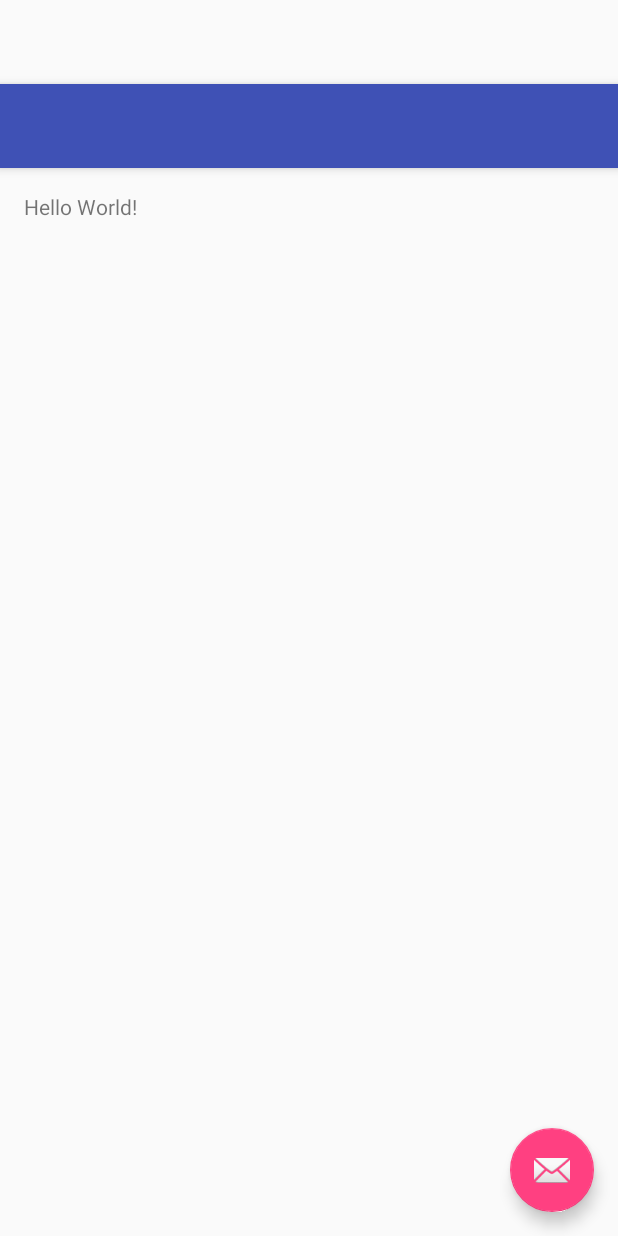
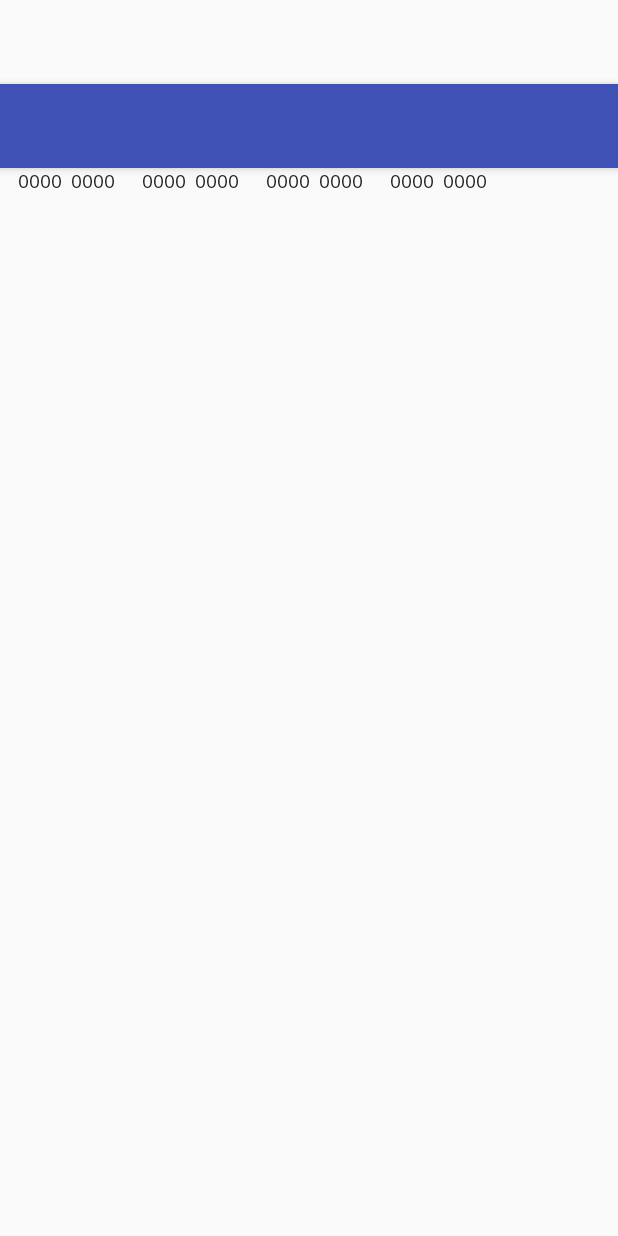
Before and after one commit to aksel/DevCalc, an Android app: the layout activity_main.xml on its own in the app's theme, with its tools: preview values and no code run, on a phone screen of 412 x 824 dp. Run offline under Robolectric (Android 15) with nearby library versions, the phone set to English and light mode, and no system bars.

Commit message:
Basic display: 32 toggleable bits, modular

```diff
--- a/app/src/main/java/com/akseltorgard/devcalc/MainActivity.java
+++ b/app/src/main/java/com/akseltorgard/devcalc/MainActivity.java
@@ -1,13 +1,9 @@
 package com.akseltorgard.devcalc;
 
 import android.os.Bundle;
-import android.support.design.widget.FloatingActionButton;
-import android.support.design.widget.Snackbar;
 import android.support.v7.app.AppCompatActivity;
 import android.support.v7.widget.Toolbar;
-import android.view.View;
 import android.view.Menu;
-import android.view.MenuItem;
 
 public class MainActivity extends AppCompatActivity {
 
@@ -17,15 +13,6 @@ public class MainActivity extends AppCompatActivity {
         setContentView(R.layout.activity_main);
         Toolbar toolbar = (Toolbar) findViewById(R.id.toolbar);
         setSupportActionBar(toolbar);
-
-        FloatingActionButton fab = (FloatingActionButton) findViewById(R.id.fab);
-        fab.setOnClickListener(new View.OnClickListener() {
-            @Override
-            public void onClick(View view) {
-                Snackbar.make(view, "Replace with your own action", Snackbar.LENGTH_LONG)
-                        .setAction("Action", null).show();
-            }
-        });
     }
 
     @Override
@@ -34,19 +21,4 @@ public class MainActivity extends AppCompatActivity {
         getMenuInflater().inflate(R.menu.menu_main, menu);
         return true;
     }
-
-    @Override
-    public boolean onOptionsItemSelected(MenuItem item) {
-        // Handle action bar item clicks here. The action bar will
-        // automatically handle clicks on the Home/Up button, so long
-        // as you specify a parent activity in AndroidManifest.xml.
-        int id = item.getItemId();
-
-        //noinspection SimplifiableIfStatement
-        if (id == R.id.action_settings) {
-            return true;
-        }
-
-        return super.onOptionsItemSelected(item);
-    }
 }
--- a/app/src/main/res/layout/activity_main.xml
+++ b/app/src/main/res/layout/activity_main.xml
@@ -24,12 +24,4 @@
 
     <include layout="@layout/content_main"/>
 
-    <android.support.design.widget.FloatingActionButton
-        android:id="@+id/fab"
-        android:layout_width="wrap_content"
-        android:layout_height="wrap_content"
-        android:layout_gravity="bottom|end"
-        android:layout_margin="@dimen/fab_margin"
-        app:srcCompat="@android:drawable/ic_dialog_email"/>
-
 </android.support.design.widget.CoordinatorLayout>
--- /dev/null
+++ b/app/src/main/res/layout/content_display.xml
@@ -0,0 +1,9 @@
+<?xml version="1.0" encoding="utf-8"?>
+<LinearLayout
+    xmlns:android="http://schemas.android.com/apk/res/android"
+    android:orientation="vertical"
+    android:layout_width="match_parent"
+    android:layout_height="match_parent">
+
+    <include layout="@layout/display_bytes"/>
+</LinearLayout>
--- a/app/src/main/res/layout/content_main.xml
+++ b/app/src/main/res/layout/content_main.xml
@@ -6,16 +6,9 @@
     xmlns:tools="http://schemas.android.com/tools"
     android:layout_width="match_parent"
     android:layout_height="match_parent"
-    android:paddingBottom="@dimen/activity_vertical_margin"
-    android:paddingLeft="@dimen/activity_horizontal_margin"
-    android:paddingRight="@dimen/activity_horizontal_margin"
-    android:paddingTop="@dimen/activity_vertical_margin"
     app:layout_behavior="@string/appbar_scrolling_view_behavior"
     tools:context="com.akseltorgard.devcalc.MainActivity"
     tools:showIn="@layout/activity_main">
 
-    <TextView
-        android:layout_width="wrap_content"
-        android:layout_height="wrap_content"
-        android:text="Hello World!"/>
+    <include layout="@layout/display_bytes"/>
 </RelativeLayout>
--- /dev/null
+++ b/app/src/main/res/layout/display_byte.xml
@@ -0,0 +1,23 @@
+<?xml version="1.0" encoding="utf-8"?>
+<LinearLayout
+    xmlns:android="http://schemas.android.com/apk/res/android"
+    android:orientation="horizontal"
+    android:layout_width="wrap_content"
+    android:layout_height="wrap_content"
+    android:paddingLeft="12sp"
+    android:paddingRight="6sp">
+
+    <include layout="@layout/display_bit"/>
+    <include layout="@layout/display_bit"/>
+    <include layout="@layout/display_bit"/>
+    <include layout="@layout/display_bit"/>
+
+    <Space
+        android:layout_width="6sp"
+        android:layout_height="match_parent"/>
+
+    <include layout="@layout/display_bit"/>
+    <include layout="@layout/display_bit"/>
+    <include layout="@layout/display_bit"/>
+    <include layout="@layout/display_bit"/>
+</LinearLayout>
--- /dev/null
+++ b/app/src/main/res/layout/display_bytes.xml
@@ -0,0 +1,23 @@
+<?xml version="1.0" encoding="utf-8"?>
+<LinearLayout
+    xmlns:android="http://schemas.android.com/apk/res/android"
+    android:id="@+id/layout_bytes"
+    android:layout_width="match_parent"
+    android:layout_height="wrap_content">
+
+    <include
+        layout="@layout/display_byte"
+        android:id="@+id/byte_3"/>
+
+    <include
+        layout="@layout/display_byte"
+        android:id="@+id/byte_2"/>
+
+    <include
+        layout="@layout/display_byte"
+        android:id="@+id/byte_1"/>
+
+    <include
+        layout="@layout/display_byte"
+        android:id="@+id/byte_0"/>
+</LinearLayout>
--- a/app/src/main/res/values/strings.xml
+++ b/app/src/main/res/values/strings.xml
@@ -1,4 +1,6 @@
 <resources>
     <string name="app_name">DevCalc</string>
     <string name="action_settings">Settings</string>
+    <string name="one">1</string>
+    <string name="zero">0</string>
 </resources>
```
